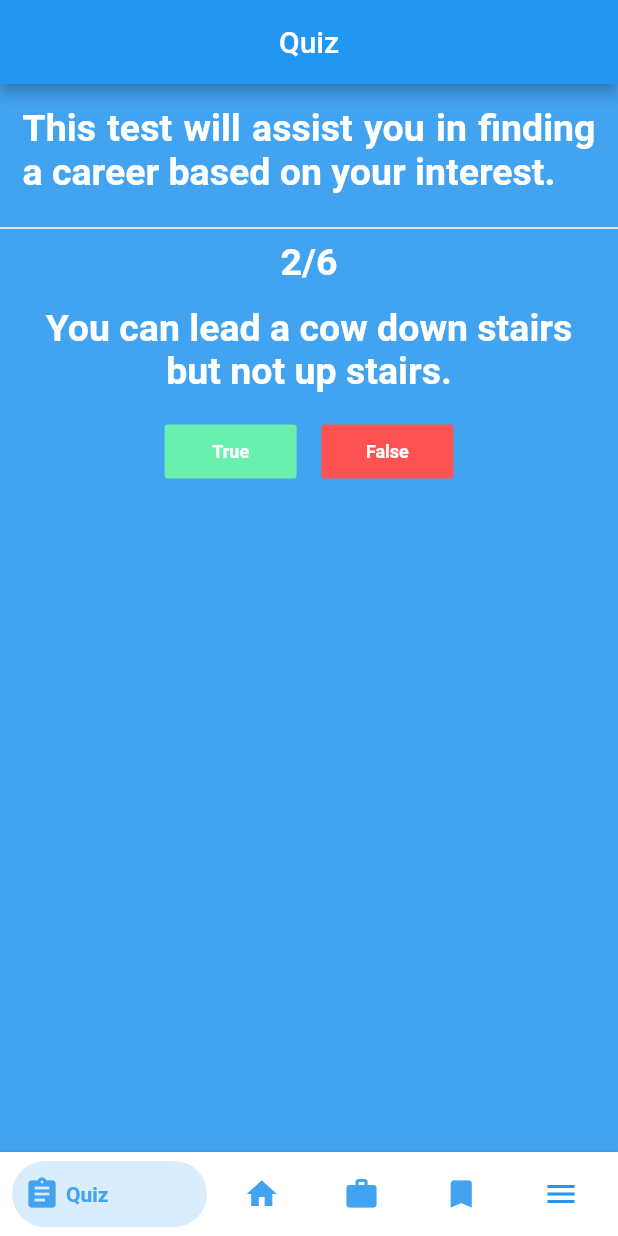
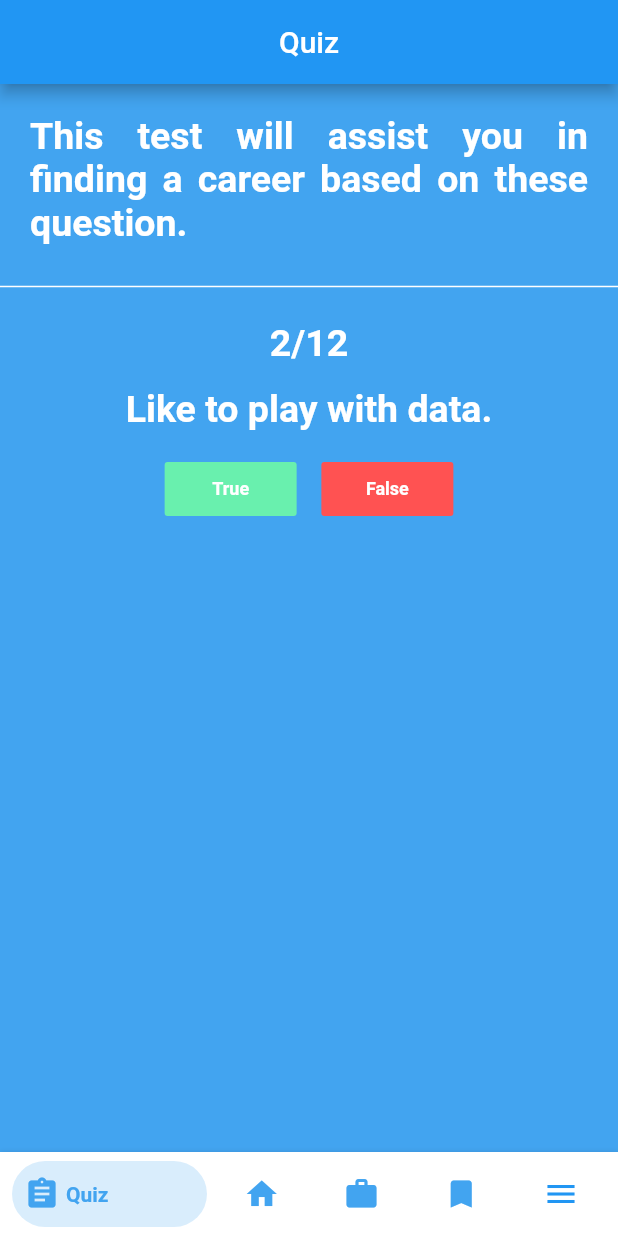
Before and after one commit to Abuubkar/fyp-career-road, a Flutter app: the QuizScreen screen opened directly, after a tap on "True", on a phone screen of 412 x 824 dp. Run offline on Flutter 3.47's test engine with Material 2 defaults, Android fonts, the phone set to English and light mode, and no system bars; drawn by our look-alikes of bottom_navy_bar; our stand-ins replace cloud_firestore, firebase_auth, firebase_core, flutter_spinkit, google_nav_bar, rflutter_alert; accounts and stored records are empty.

Commit message:
quiz logic and q/a added

```diff
--- a/fyp_career_road/lib/components/signupForm.dart
+++ b/fyp_career_road/lib/components/signupForm.dart
@@ -92,6 +92,11 @@ class _SignupFormState extends State<SignupForm> {
                   }
                   if (str.startsWith("_")) {
                     return 'Email cannot start with _';
+                  }
+                  if (!RegExp(
+                          r"^[a-zA-Z0-9.a-zA-Z0-9.!#$%&'*+-/=?^_`{|}~]+@[a-zA-Z0-9]+\.[a-zA-Z]+")
+                      .hasMatch(str)) {
+                    return "formate error: i.e:abc@efgh.xyz";
                   }
 
                   return null;
--- a/fyp_career_road/lib/main.dart
+++ b/fyp_career_road/lib/main.dart
@@ -29,7 +29,7 @@ class MyApp extends StatelessWidget {
       ],
       child: MaterialApp(
         debugShowCheckedModeBanner: false,
-        home: SplashScreen(),
+        home: AuthenticationWrapper(),
       ),
     );
   }
--- a/fyp_career_road/lib/models/quiz_brain.dart
+++ b/fyp_career_road/lib/models/quiz_brain.dart
@@ -4,12 +4,19 @@ class QuizBrain {
   int _questionNumber = 0;
 
   List<Question> _questionBank = [
-    Question('Some cats are actually allergic to humans', '1'),
-    Question('You can lead a cow down stairs but not up stairs.', '0'),
-    Question('Approximately one quarter of human bones are in the feet.', '1'),
-    Question('A slug\'s blood is green.', '0'),
-    Question('Buzz Aldrin\'s mother\'s maiden name was \"Moon\".', '1'),
-    Question('It is illegal to pee in the Ocean in Portugal.', '1'),
+    Question('Have interest in automating things intelligently ', 'AI/ML'),
+    Question('Like to play with data.', 'AI/ML'),
+    Question('Ever dreamed of making machines as efficient as human.', 'AI/ML'),
+    Question('Have interest in gaming and characters ', 'Game Development'),
+    Question('Like to design characters.', 'Game Development'),
+    Question('Love to design and innovate envirment  ', 'Game Development'),
+    Question('Like to design user interfaces ', 'Development'),
+    Question('Are u coding geek ', 'Development'),
+    Question('Can u work continuously and efficiently ', 'Development'),
+    Question('Are you a perfectionist', 'Quality Assurance'),
+    Question('Love to find bugs and filter out things', 'Quality Assurance'),
+    Question(
+        'Think about all possibilities of a situation', 'Quality Assurance')
   ];
 
   void nextQuestion() {
--- a/fyp_career_road/lib/screens/career_screen.dart
+++ b/fyp_career_road/lib/screens/career_screen.dart
@@ -45,7 +45,7 @@ class _CareerScreenState extends State<CareerScreen> {
                     child: Text('Error occurred: ${snapshot.error}'),
                   );
                 } else if (!snapshot.hasData) {
-                  return Container();
+                  return Center(child: CircularProgressIndicator());
                 } else
                   bookmarkIcon = snapshot.data.isNotEmpty
                       ? Icons.bookmark
--- a/fyp_career_road/lib/screens/quiz_screen.dart
+++ b/fyp_career_road/lib/screens/quiz_screen.dart
@@ -30,33 +30,49 @@ class QuizPage extends StatefulWidget {
 }
 
 class _QuizPageState extends State<QuizPage> {
-  List<String> scoreKeeper = [];
+  Map<String, int> scoreKeeper = {};
 
   void checkAnswer(bool userPickedAnswer) {
     String correctAnswer = quizBrain.getCorrectAnswer();
 
     setState(() {
+      // adding user choice
+      if (userPickedAnswer == true) {
+        if (scoreKeeper.containsKey(correctAnswer))
+          scoreKeeper[correctAnswer] = scoreKeeper[correctAnswer] + 1;
+        else
+          scoreKeeper[correctAnswer] = 1;
+
+        //If we've not reached the end, ELSE do the answer checking steps below
         if (quizBrain.isFinished()) {
+          int max = -1;
+          List<String> answer = ["Go to Army"];
+          print(scoreKeeper.keys);
+          for (var k in scoreKeeper.keys) {
+            print("$k ${scoreKeeper[k]} max:$max");
+
+            if (scoreKeeper[k] > 0 && scoreKeeper[k] == max) {
+              answer.add(k);
+            } else if (scoreKeeper[k] > max) {
+              max = scoreKeeper[k];
+
+              answer.clear();
+              answer.add(k);
+            }
+          }
           //Creating alert
           Alert(
             context: context,
-          title: 'Finished!',
-          // TODO: Add code to count which courseID is most present in list
-          // and display its name
-          desc: 'You\'ve reached the end of the quiz.',
+            title: 'Result!',
+            content: Text("Try $answer"),
           ).show();
 
           //reset the questionNumber,
           quizBrain.reset();
 
           //empty out the scoreKeeper.
-        scoreKeeper = [];
+          scoreKeeper = {};
         }
-
-      //If we've not reached the end, ELSE do the answer checking steps below
-      else {
-        // adding user choice
-        if (userPickedAnswer == true) scoreKeeper.add(correctAnswer);
 
         quizBrain.nextQuestion();
       }
@@ -71,16 +87,19 @@ class _QuizPageState extends State<QuizPage> {
       crossAxisAlignment: CrossAxisAlignment.center,
       children: <Widget>[
         Padding(
-          padding: const EdgeInsets.all(15.0),
+          padding: const EdgeInsets.all(20.0),
           child: Text(
-            "This test will assist you in finding a career based on your interest.",
+            "This test will assist you in finding a career based on these question.",
             textAlign: TextAlign.justify,
             style: kTitleStyle,
           ),
         ),
-        Divider(
+        Padding(
+          padding: const EdgeInsets.fromLTRB(0, 0, 0, 15),
+          child: Divider(
             color: Colors.white,
             thickness: 1.0,
+          ),
         ),
         Text(
           (quizBrain.getQuestionNumber() + 1).toString() +
--- a/fyp_career_road/lib/services/authentication.dart
+++ b/fyp_career_road/lib/services/authentication.dart
@@ -23,7 +23,6 @@ class AuthenticationService {
       await _firebaseAuth.createUserWithEmailAndPassword(
           email: email, password: password);
       await _firebaseAuth.currentUser.updateProfile(displayName: name);
-      //aesy ni chta?
 
       return "Signed Up";
     } on FirebaseAuthException catch (e) {
```
Also changed, not shown: fyp_career_road/lib/services/flutterFire.dart (deleted, +0 -30 lines). Lines whose indentation alone changed are shown as unchanged.
